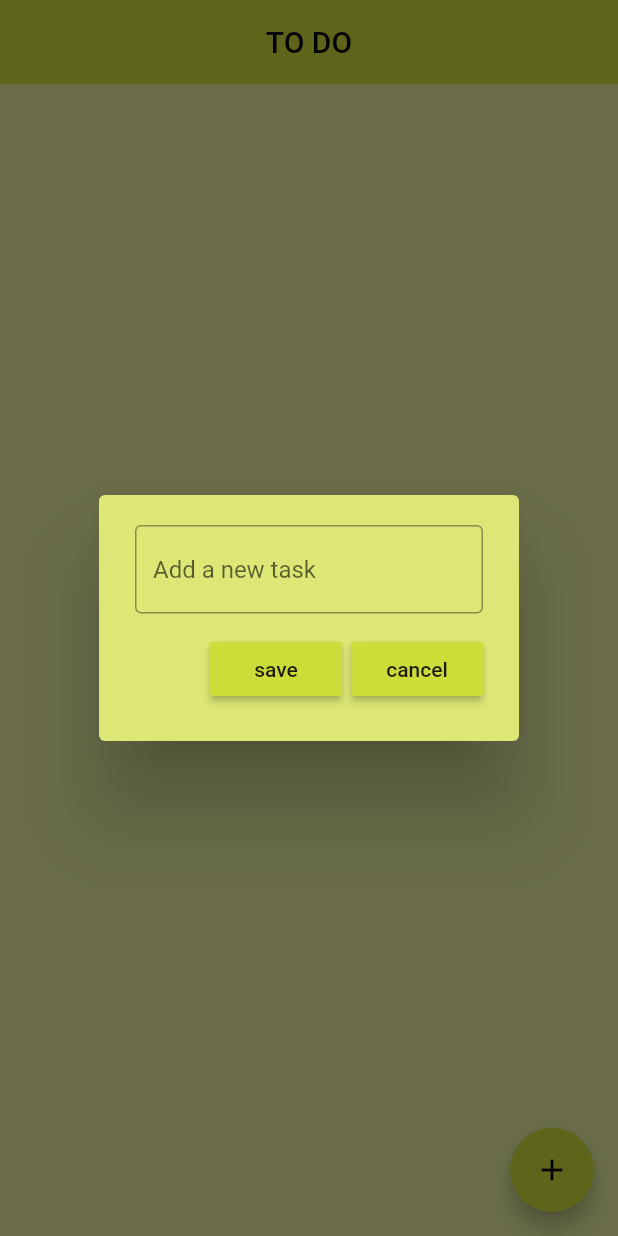
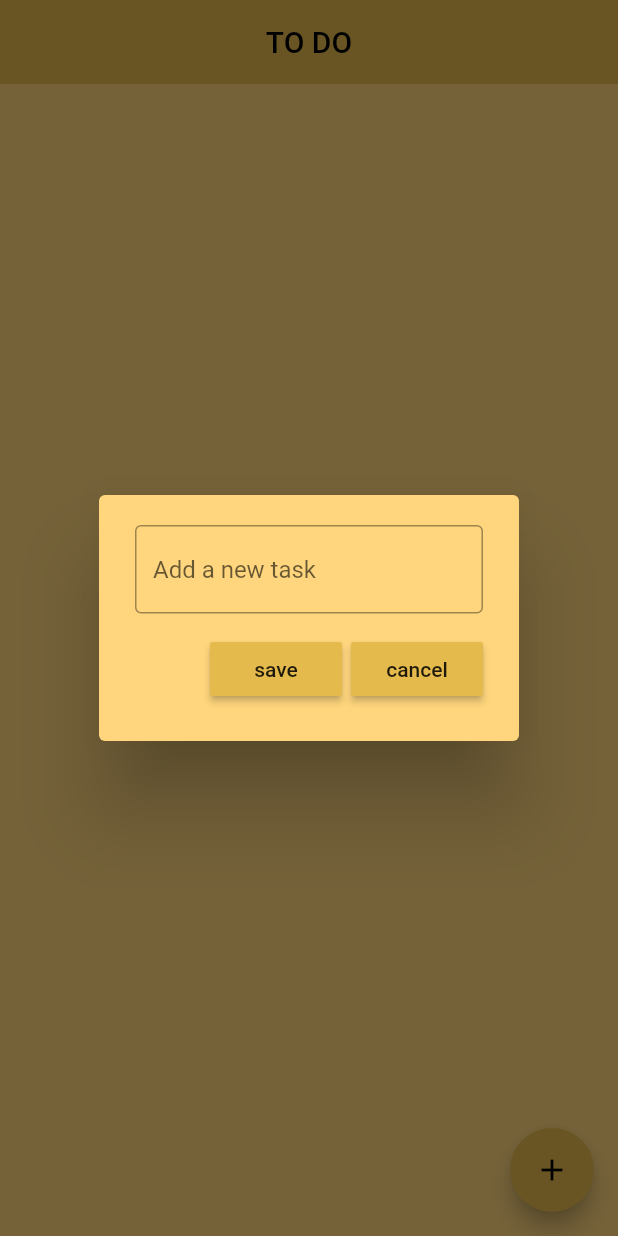
Before and after one commit to mahadi608/todo, a Flutter app: the screen it shows after launch, after a tap on the "add" icon, on a phone screen of 412 x 824 dp. Run offline on Flutter 3.47's test engine with Material 2 defaults, Android fonts, the phone set to English and light mode, and no system bars; our stand-ins replace flutter_slidable, hive, hive_flutter; accounts and stored records are empty.

Commit message:
color change

```diff
--- a/lib/main.dart
+++ b/lib/main.dart
@@ -8,18 +8,33 @@ void main() async {
 
   var box = await Hive.openBox('mybox');
 
-  runApp(const MyApp());
+  runApp(MyApp());
 }
 
 class MyApp extends StatelessWidget {
-  const MyApp({super.key});
+  MaterialColor mycolor = const MaterialColor(
+    0xFFe4ba4c,
+    <int, Color>{
+      50: Color(0xFFe4ba4c),
+      100: Color(0xFFe4ba4c),
+      200: Color(0xFFe4ba4c),
+      300: Color(0xFFe4ba4c),
+      400: Color(0xFFe4ba4c),
+      500: Color(0xFFe4ba4c),
+      600: Color(0xFFe4ba4c),
+      700: Color(0xFFe4ba4c),
+      800: Color(0xFFe4ba4c),
+      900: Color(0xFFe4ba4c),
+    },
+  );
+  MyApp({super.key});
 
   // This widget is the root of your application.
   @override
   Widget build(BuildContext context) {
     return MaterialApp(
       debugShowCheckedModeBanner: false,
-      theme: ThemeData(primarySwatch: Colors.lime),
+      theme: ThemeData(primarySwatch: mycolor),
       home: const HomePage(),
     );
   }
--- a/lib/pages/home_page.dart
+++ b/lib/pages/home_page.dart
@@ -76,7 +76,7 @@ class _HomePageState extends State<HomePage> {
   @override
   Widget build(BuildContext context) {
     return Scaffold(
-        backgroundColor: Colors.lime[200],
+        backgroundColor: const Color.fromARGB(255, 255, 214, 125),
         appBar: AppBar(
           title: const Text("TO DO"),
           centerTitle: true,
--- a/lib/utility/dialog_box.dart
+++ b/lib/utility/dialog_box.dart
@@ -16,7 +16,7 @@ class DialogBox extends StatelessWidget {
   @override
   Widget build(BuildContext context) {
     return AlertDialog(
-      backgroundColor: Colors.lime[300],
+      backgroundColor: const Color.fromARGB(255, 255, 214, 125),
       // ignore: sized_box_for_whitespace
       content: Container(
         height: 120,
```
Also changed, not shown: 1 other file.
